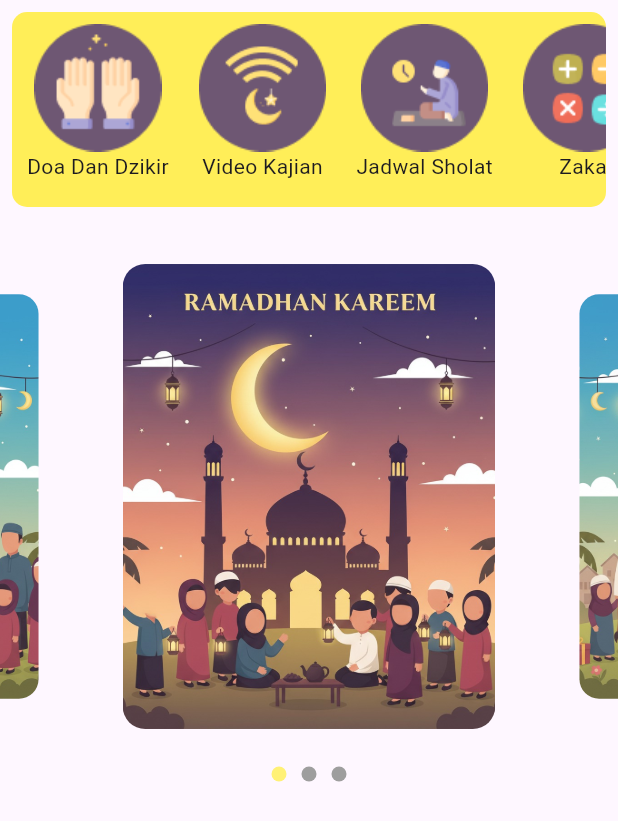
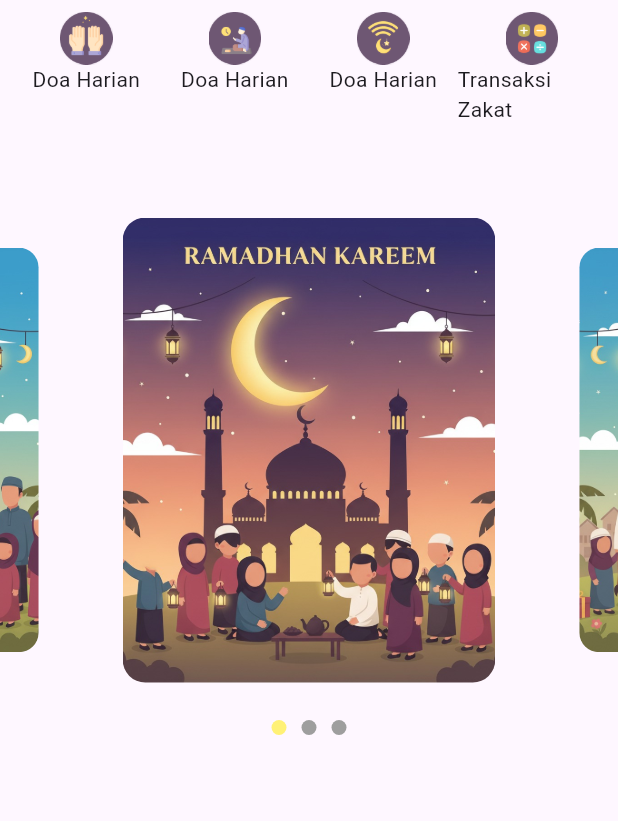
Before and after one commit to Gha211th/Bitaqwa-App-Project, a Flutter app: the screen it shows after launch, on a phone screen of 412 x 824 dp. Shown: the top 821 px of the screen. Run offline on Flutter 3.47's test engine with Material 3 defaults, Android fonts, the phone set to English and light mode, and no system bars; drawn by our look-alikes of carousel_slider; our stand-ins replace geocoding, geolocator, permission_handler, shared_preferences; missing offline and left inert: string_similarity.

Commit message:
i've finished my target class today!

```diff
--- a/lib/pages/home_page.dart
+++ b/lib/pages/home_page.dart
@@ -32,128 +32,46 @@ class _Home_PageState extends State<Home_Page> {
     return Scaffold(
       body: SingleChildScrollView(
         child: Column(
-          children: [
-            Padding(
-              padding: const EdgeInsets.all(8.0),
-              child: Container(
-                height: 130,
-                width: double.infinity,
-                decoration: BoxDecoration(
-                  color: Colors.yellow[400],
-                  borderRadius: BorderRadius.circular(10),
-                ),
-                child: SingleChildScrollView(
-                  scrollDirection: Axis.horizontal,
-                  child: Row(
-                    children: [
-                      InkWell(
-                        onTap: () {},
-                        child: Padding(
-                          padding: const EdgeInsets.symmetric(
-                            vertical: 8.0,
-                            horizontal: 10,
-                          ),
-                          child: Container(
-                            decoration: BoxDecoration(),
-                            child: Row(
-                              children: [
-                                Column(
-                                  children: [
-                                    Image.asset(
-                                      'assets/images/ic_menu_doa.png',
-                                    ),
-                                    Text("Doa Dan Dzikir"),
-                                  ],
-                                ),
-                              ],
-                            ),
-                          ),
-                        ),
-                      ),
-                      InkWell(
-                        onTap: () {},
-                        child: Padding(
-                          padding: const EdgeInsets.symmetric(
-                            vertical: 8.0,
-                            horizontal: 10,
-                          ),
-                          child: Container(
-                            decoration: BoxDecoration(),
-                            child: Row(
-                              children: [
-                                Column(
-                                  children: [
-                                    Image.asset(
-                                      'assets/images/ic_menu_video_kajian.png',
-                                    ),
-                                    Text("Video Kajian"),
-                                  ],
-                                ),
-                              ],
-                            ),
-                          ),
-                        ),
-                      ),
-                      InkWell(
-                        onTap: () {},
-                        child: Padding(
-                          padding: const EdgeInsets.symmetric(
-                            vertical: 8.0,
-                            horizontal: 10,
-                          ),
-                          child: Container(
-                            decoration: BoxDecoration(),
-                            child: Row(
-                              children: [
-                                Column(
-                                  children: [
-                                    Image.asset(
-                                      'assets/images/ic_menu_jadwal_sholat.png',
-                                    ),
-                                    Text("Jadwal Sholat"),
-                                  ],
-                                ),
-                              ],
-                            ),
-                          ),
-                        ),
-                      ),
-                      InkWell(
-                        onTap: () {},
-                        child: Padding(
-                          padding: const EdgeInsets.symmetric(
-                            vertical: 8.0,
-                            horizontal: 10,
-                          ),
-                          child: Container(
-                            decoration: BoxDecoration(),
-                            child: Row(
-                              children: [
-                                Column(
-                                  children: [
-                                    Image.asset(
-                                      'assets/images/ic_menu_zakat.png',
-                                    ),
-                                    Text("Zakat"),
-                                  ],
-                                ),
-                              ],
-                            ),
-                          ),
-                        ),
-                      ),
-                    ],
-                  ),
-                ),
-              ),
-            ),
-            _buildCarouselSection(),
-          ],
+          children: [_menuBuildGridsection(), _buildCarouselSection()],
         ),
       ),
     );
   }
 
+  Widget _buildMenuItem(String iconPath, String title, String rootName) {
+    return Column(children: [Image.asset(iconPath, width: 35), Text(title)]);
+  }
+
+  Widget _menuBuildGridsection() {
+    return Padding(
+      padding: const EdgeInsets.all(8.0),
+      child: GridView.count(
+        crossAxisCount: 4,
+        shrinkWrap: true,
+        physics: const NeverScrollableScrollPhysics(),
+        children: [
+          _buildMenuItem('assets/images/ic_menu_doa.png', 'Doa Harian', '/doa'),
+          _buildMenuItem(
+            'assets/images/ic_menu_jadwal_sholat.png',
+            'Doa Harian',
+            '/doa',
+          ),
+          _buildMenuItem(
+            'assets/images/ic_menu_video_kajian.png',
+            'Doa Harian',
+            '/doa',
+          ),
+          _buildMenuItem(
+            'assets/images/ic_menu_zakat.png',
+            'Transaksi Zakat',
+            '/doa',
+          ),
+        ],
+      ),
+    );
+  }
+
+  // ============== widget carousel section ================
   Widget _buildCarouselSection() {
     return Column(
       children: [
```
